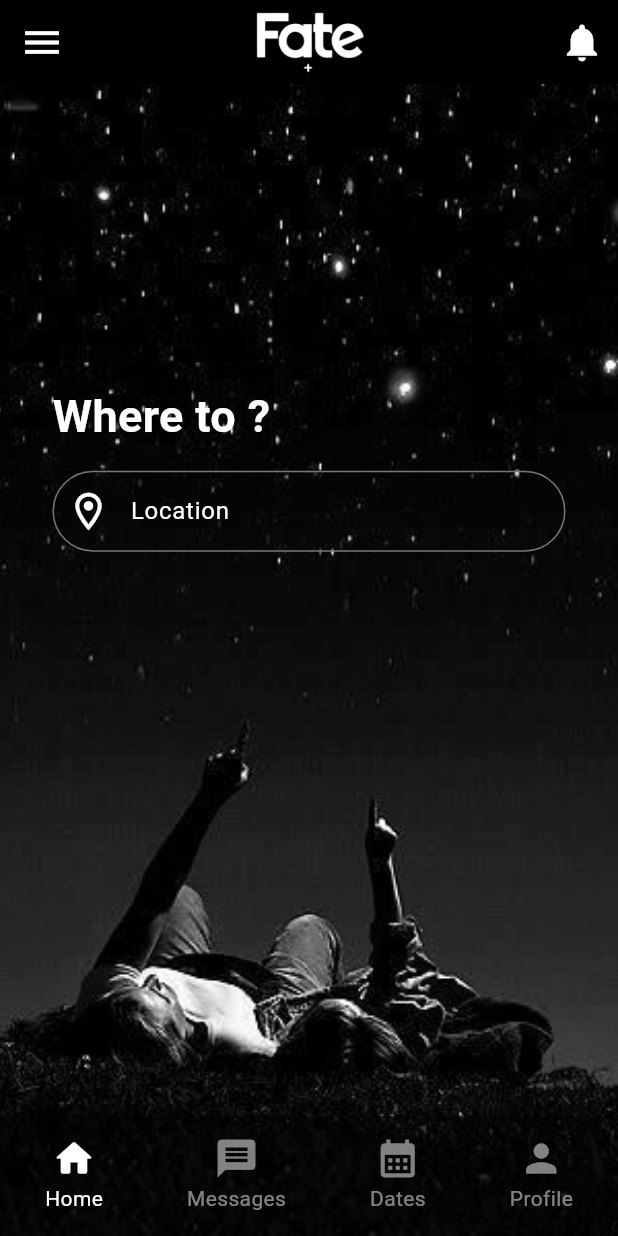
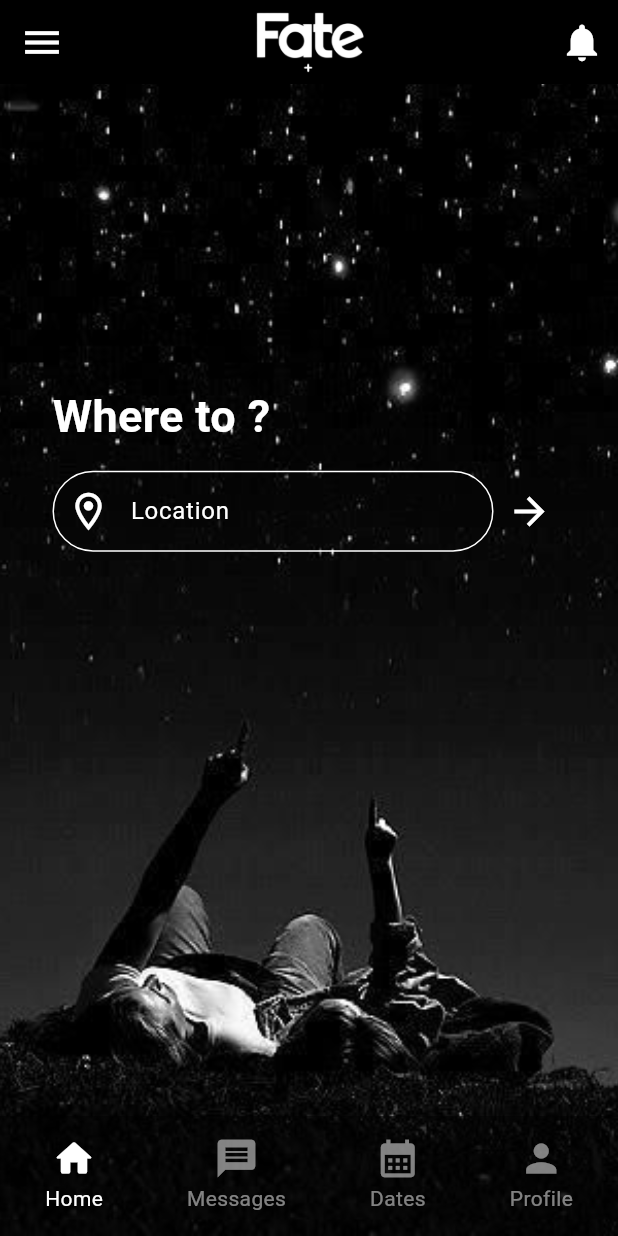
Before and after one commit to maryem-juini/Dating_App, a Flutter app: the HomeScreen screen opened directly, on a phone screen of 412 x 824 dp. Run offline on Flutter 3.47's test engine with Material 3 defaults, Android fonts, the phone set to English and light mode, and no system bars; drawn by our look-alikes of searchfield; our stand-ins replace flutter_riverpod, simple_circular_progress_bar.

Commit message:
date finder screen

```diff
--- a/lib/Screens/Footer/BottomPage.dart
+++ b/lib/Screens/Footer/BottomPage.dart
@@ -1,7 +1,7 @@
 
-import 'package:dating_app/HomePage.dart';
 import 'package:dating_app/Screens/DatesPage.dart';
 import 'package:dating_app/Screens/Footer/BottomIcon.dart';
+import 'package:dating_app/Screens/HomePage.dart';
 import 'package:dating_app/Screens/MessagesPage.dart';
 import 'package:dating_app/Screens/ProfilePage.dart';
 import 'package:flutter/material.dart';
--- a/lib/Screens/HomePage.dart
+++ b/lib/Screens/HomePage.dart
@@ -1,9 +1,10 @@
-
+import 'package:dating_app/Screens/DateFinder.dart';
 import 'package:dating_app/Screens/Footer/BottomPage.dart';
 import 'package:dating_app/Screens/Header/HeaderPage.dart';
 import 'package:flutter/material.dart';
 import 'package:flutter_riverpod/flutter_riverpod.dart';
 import 'package:dating_app/Providers/LocationProvider.dart';
+import 'package:searchfield/searchfield.dart';
 
 class HomeScreen extends ConsumerStatefulWidget {
   const HomeScreen({super.key});
@@ -40,7 +41,6 @@ class _HomeScreenState extends ConsumerState<HomeScreen> {
     final List<String> filteredList = places
         .where((place) => place.toLowerCase().contains(query.toLowerCase()))
         .toList();
-
     ref.read(filteredPlacesProvider.notifier).state = filteredList;
   }
 
@@ -79,13 +79,25 @@ class _HomeScreenState extends ConsumerState<HomeScreen> {
                   ),
                 ),
                 const SizedBox(height: 15),
-                TextField(
+                Row(
+                  children: [
+                    Expanded(
+                      child: SearchField<String>(
                         controller: _searchController,
-                  focusNode: _focusNode,
-                  onChanged: _filterPlaces,
-                  decoration: const InputDecoration(
-                    contentPadding:
-                        EdgeInsets.symmetric(horizontal: 20, vertical: 15),
+                        suggestions: ref.read(placesProvider)
+                            .map((place) => SearchFieldListItem<String>(
+                                place,
+                                item: place,
+                              ))
+                            .toList(),
+                        onSuggestionTap: (SearchFieldListItem<String> suggestion) {
+                          setState(() {
+                            _searchController.text = suggestion.item!;
+                          });
+                        },
+                        searchStyle: TextStyle(color: Colors.white),
+                        searchInputDecoration: InputDecoration(
+                          contentPadding: EdgeInsets.symmetric(horizontal: 20, vertical: 15),
                           prefixIcon: Icon(
                             Icons.location_on_outlined,
                             color: Colors.white,
@@ -93,10 +105,35 @@ class _HomeScreenState extends ConsumerState<HomeScreen> {
                           ),
                           labelText: 'Location',
                           labelStyle: TextStyle(color: Colors.white),
+                          filled: true,
+                          fillColor: Colors.transparent,
                           border: OutlineInputBorder(
                             borderRadius: BorderRadius.all(Radius.circular(30)),
+                            borderSide: BorderSide(color: Colors.white, width: 1),
+                          ),
+                          enabledBorder: OutlineInputBorder(
+                            borderRadius: BorderRadius.all(Radius.circular(30)),
+                            borderSide: BorderSide(color: Colors.white, width: 1),
+                          ),
+                          focusedBorder: OutlineInputBorder(
+                            borderRadius: BorderRadius.all(Radius.circular(30)),
+                            borderSide: BorderSide(color: Colors.white, width: 2),
                           ),
                         ),
+                      ),
+                    ),
+                    IconButton(
+                      icon: Icon(Icons.arrow_forward_outlined, color: Colors.white, size: 30),
+                      onPressed: () {
+                        Navigator.push(
+                          context,
+                          MaterialPageRoute(
+                            builder: (context) => DateFinderScreen(),
+                          ),
+                        );
+                      },
+                    ),
+                  ],
                 ),
                 SizedBox(height: size.height * 0.02),
                 Expanded(
@@ -109,7 +146,9 @@ class _HomeScreenState extends ConsumerState<HomeScreen> {
                           style: const TextStyle(color: Colors.white),
                         ),
                         onTap: () {
+                          setState(() {
                             _searchController.text = filteredPlaces[index];
+                          });
                         },
                       );
                     },
--- a/lib/main.dart
+++ b/lib/main.dart
@@ -1,6 +1,6 @@
 
-import 'package:dating_app/HomePage.dart';
-import 'package:dating_app/SwipeCardScreen.dart';
+import 'package:dating_app/Screens/DateFinder.dart';
+import 'package:dating_app/Screens/HomePage.dart';
 import 'package:flutter/material.dart';
 import 'package:flutter_riverpod/flutter_riverpod.dart';
 
@@ -17,7 +17,7 @@ class MyApp extends StatelessWidget {
       title: 'Dating App',
       theme: ThemeData(scaffoldBackgroundColor: Color(0xFF000000)),
       debugShowCheckedModeBanner: false,
-      home: SwipeCardScreen(),
+      home: HomeScreen(),
     );
   }
 }
--- a/pubspec.yaml
+++ b/pubspec.yaml
@@ -37,6 +37,7 @@ dependencies:
   # The following adds the Cupertino Icons font to your application.
   # Use with the CupertinoIcons class for iOS style icons.
   cupertino_icons: ^1.0.6
+  searchfield: ^1.0.6
 
 dev_dependencies:
   flutter_test:
```
Also changed, not shown: lib/Providers/CategoryProvider.dart (added, +41 -0 lines), lib/Screens/Components/CategoryButton.dart (added, +45 -0 lines), lib/Screens/DateFinder.dart (added, +139 -0 lines), pubspec.lock. Lines whose indentation alone changed are shown as unchanged.
